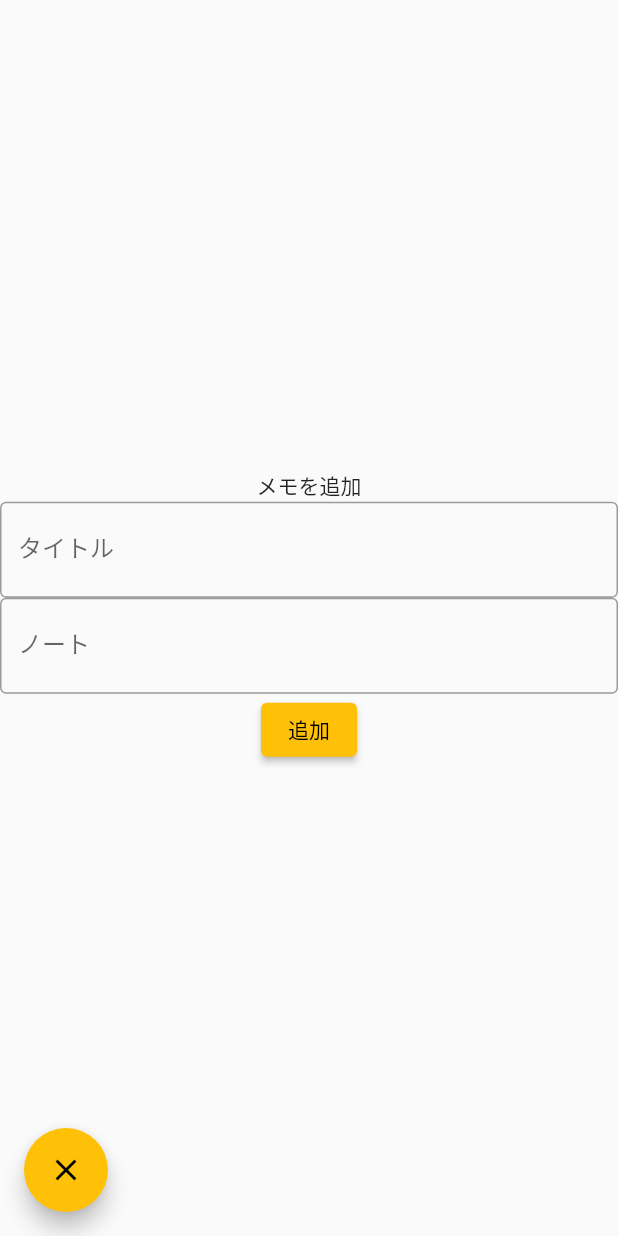
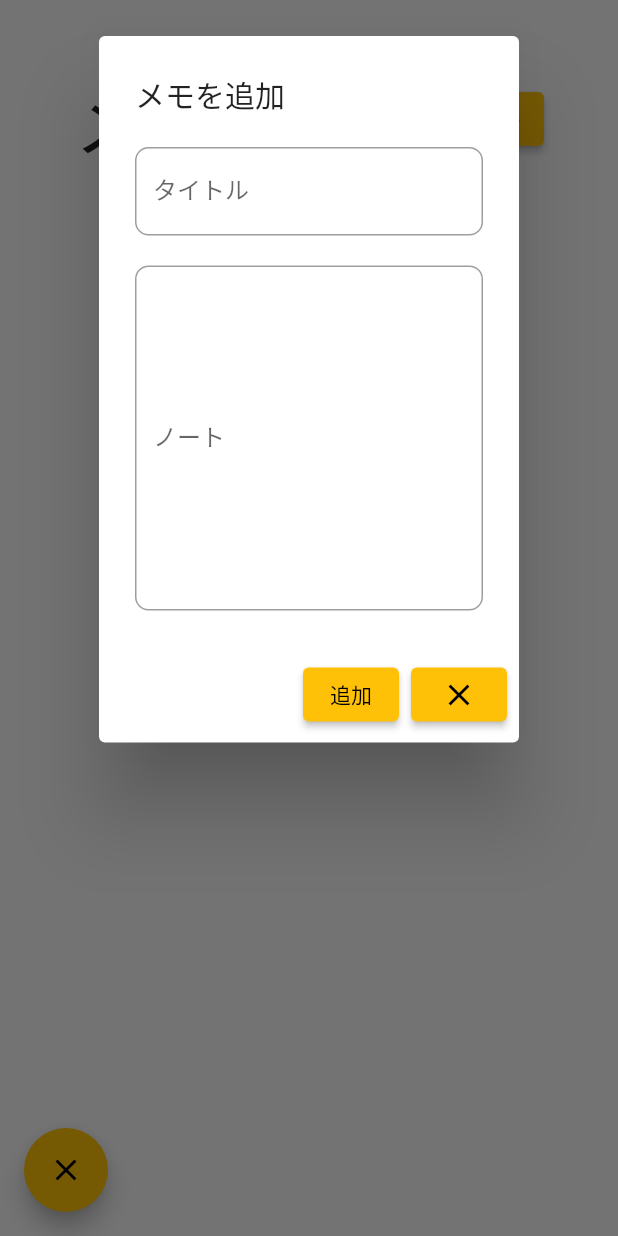
Before and after one commit to shunta0213/KaihatsuDojo, a Flutter app: the Note screen opened by its route, after a tap on "Add Note", on a phone screen of 412 x 824 dp. Run offline on Flutter 3.47's test engine with Material 2 defaults, Android fonts, the phone set to English and light mode, and no system bars; our stand-ins replace cloud_firestore, firebase_auth, firebase_core, flutter_riverpod, font_awesome_flutter; accounts and stored records are empty; network calls fail.

Commit message:
メニュー追加画面をダイアログで表示 デコレーションを若干追加

```diff
--- /dev/null
+++ b/lib/const/drawer/drawerPagesDecoration/decoration.dart
@@ -0,0 +1,9 @@
+import 'package:flutter/material.dart';
+
+class AddNoteDecoration {
+  /// AddNote ページ用のデコレーション
+  static final inputBorder = OutlineInputBorder(
+    borderRadius: BorderRadius.circular(9),
+    borderSide: const BorderSide(color: Colors.black54, width: 0.9),
+  );
+}
--- a/lib/const/pageRoutes.dart
+++ b/lib/const/pageRoutes.dart
@@ -4,7 +4,6 @@ import 'package:kaihatsudojo/const/images.dart';
 import 'package:kaihatsudojo/view/authentication/singIn.dart';
 import 'package:kaihatsudojo/view/dishList/dishList.dart';
 import 'package:kaihatsudojo/view/drawerPages/guide.dart';
-import 'package:kaihatsudojo/view/drawerPages/note/addNote.dart';
 import 'package:kaihatsudojo/view/drawerPages/note/note.dart';
 import 'package:kaihatsudojo/view/topPage/top.dart';
 import 'package:kaihatsudojo/view/pages/addDishes.dart';
@@ -35,8 +34,5 @@ class PageRoutes {
     '/note' : (BuildContext context) => const Note(),
     '/guide' : (BuildContext context) => const Guide(),
 
-    // For Note Page
-    '/addNote' : (BuildContext context) => const AddNote(),
-
   };
 }
--- a/lib/view/drawerPages/note/addNote.dart
+++ b/lib/view/drawerPages/note/addNote.dart
@@ -1,56 +1,75 @@
 import 'package:cloud_firestore/cloud_firestore.dart';
-import 'package:firebase_auth/firebase_auth.dart';
 import 'package:flutter/material.dart';
+import 'package:kaihatsudojo/const/drawer/drawerPagesDecoration/decoration.dart';
 
-class AddNote extends StatelessWidget {
-  const AddNote({Key? key}) : super(key: key);
-
-  @override
-  Widget build(BuildContext context) {
-    String? _noteTitle;
-    String? _note;
-    String uid = FirebaseAuth.instance.currentUser!.uid;
-    return Scaffold(
-      body: Column(
+void showAddNoteDialog(
+    {required BuildContext context, required String uid}) async {
+  String? note;
+  String? noteTitle;
+  showDialog(
+      context: context,
+      builder: (context) {
+        return Column(
+          children: <Widget>[
+            AlertDialog(
+              title: const Text('メモを追加'),
+              content: SingleChildScrollView(
+                child: ListBody(
+                  children: <Widget>[
+                    Column(
                       mainAxisAlignment: MainAxisAlignment.center,
                       children: [
-          const Text('メモを追加'),
                         TextFormField(
-            decoration: const InputDecoration(
-              hintText: 'タイトル',
+                          decoration:  InputDecoration(
                             labelText: 'タイトル',
-              border: OutlineInputBorder(),
+                            hintText: null,
+                            border: AddNoteDecoration.inputBorder,
                           ),
                           onChanged: (String? value) {
-              _noteTitle = value;
+                            noteTitle = value;
+                          },
+                          textAlign: TextAlign.start,
+                        ),
+                        const SizedBox(height: 20,),
+                        TextFormField(
+                          decoration:  InputDecoration(
+                            hintText: 'ノート',
+                            labelText: 'ノート',
+                            border: AddNoteDecoration.inputBorder,
+                          ),
+                          minLines: 10,
+                          maxLines: 10,
+                          onChanged: (String? value) {
+                            note = value;
                           },
                         ),
-          TextFormField(
-            decoration: const InputDecoration(
-              hintText: 'ノート',
-              labelText: 'ノート',
-              border: OutlineInputBorder(),
+                      ],
+                    )
+                  ],
                 ),
-            onChanged: (String? value) {
-              _note = value;
+              ),
+              actions: <Widget>[
+                ElevatedButton(
+                  child: const Text('追加'),
+                  onPressed: () async {
+                    await FirebaseFirestore.instance
+                        .collection(uid)
+                        .doc('note')
+                        .collection('note')
+                        .doc(noteTitle)
+                        .set({
+                      'title': noteTitle,
+                      'note': note,
+                    });
                   },
                 ),
                 ElevatedButton(
-            child: const Text('追加'),
-            onPressed: () async {
-              await FirebaseFirestore.instance.collection(uid).doc('note').collection('note').doc(_noteTitle).set({
-                'title' : _noteTitle,
-                'note' : _note,
-              });
-            },
+                  onPressed: () => Navigator.of(context).pop(),
+                  child: const Icon(Icons.clear),
+                )
+              ],
             ),
           ],
-      ),
-      floatingActionButtonLocation: FloatingActionButtonLocation.startFloat,
-      floatingActionButton: FloatingActionButton(
-        onPressed: () => Navigator.of(context).pop(),
-        child: const Icon(Icons.clear),
-      ),
         );
+      });
 }
-}
--- a/lib/view/drawerPages/note/note.dart
+++ b/lib/view/drawerPages/note/note.dart
@@ -1,9 +1,11 @@
 import 'package:cloud_firestore/cloud_firestore.dart';
 import 'package:firebase_auth/firebase_auth.dart';
 import 'package:flutter/material.dart';
+import 'package:kaihatsudojo/view/drawerPages/note/addNote.dart';
 
 class Note extends StatelessWidget {
   const Note({Key? key}) : super(key: key);
+
   @override
   Widget build(BuildContext context) {
     final uid = FirebaseAuth.instance.currentUser!.uid;
@@ -14,11 +16,17 @@ class Note extends StatelessWidget {
           Expanded(
             flex: 1,
             child: Row(
-              mainAxisAlignment: MainAxisAlignment.center,
+              mainAxisAlignment: MainAxisAlignment.spaceAround,
               children: [
-                const Text('Note'),
+                const Text(
+                  'メモ',
+                  style: TextStyle(
+                    fontSize: 50,
+                  ),
+                ),
                 ElevatedButton(
-                  onPressed: () => Navigator.of(context).pushNamed('/addNote'),
+                  onPressed: () =>
+                      showAddNoteDialog(context: context, uid: uid),
                   child: Row(children: const [
                     Icon(Icons.add),
                     Text('Add Note'),
@@ -27,10 +35,15 @@ class Note extends StatelessWidget {
               ],
             ),
           ),
-          const Text('メモ一覧'),
+          const Text('メモ一覧', style: TextStyle(fontSize: 20),),
           StreamBuilder(
-            stream: FirebaseFirestore.instance.collection(uid).doc('note').collection('note').snapshots(),
-            builder: (BuildContext context, AsyncSnapshot<QuerySnapshot> snapshot) {
+            stream: FirebaseFirestore.instance
+                .collection(uid)
+                .doc('note')
+                .collection('note')
+                .snapshots(),
+            builder:
+                (BuildContext context, AsyncSnapshot<QuerySnapshot> snapshot) {
               if (snapshot.hasError) {
                 return const Text('Something went wrong');
               } else if (snapshot.connectionState == ConnectionState.waiting) {
@@ -39,7 +52,8 @@ class Note extends StatelessWidget {
               return Expanded(
                 flex: 4,
                 child: ListView(
-                  children: snapshot.data!.docs.map((DocumentSnapshot document) {
+                  children:
+                      snapshot.data!.docs.map((DocumentSnapshot document) {
                     return ListTile(
                       title: Text(
                         document.get('title'),
```
Lines whose indentation alone changed are shown as unchanged.
